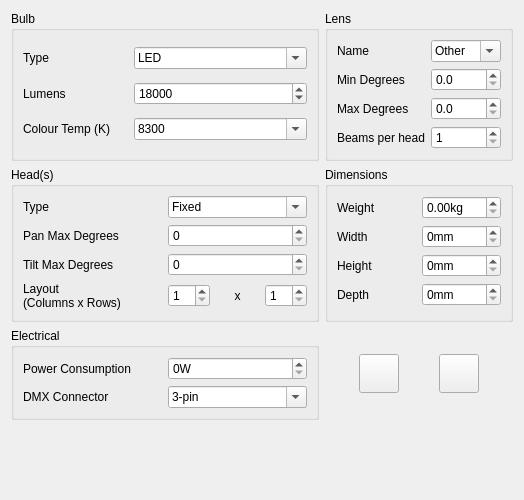
First picture: the form in fixtureeditor/editphysical.ui, repository sandinak/qlcconsole, before the edit.
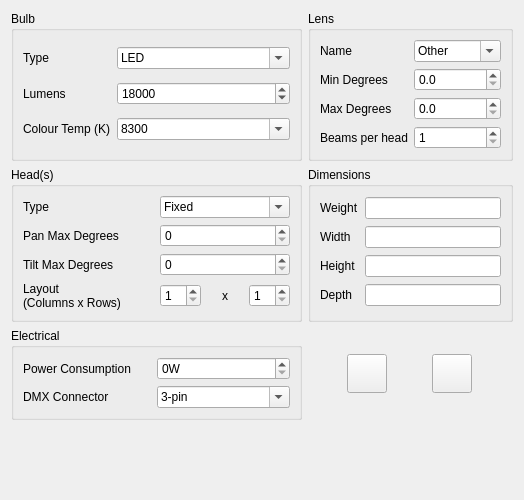
Second picture: the form after the edit. Icons and pictures are not drawn. Custom widgets are drawn as their Qt base class.

Commit message: Fixture sizes and weights in the person's own units

Diff of the .ui file:
```diff
--- a/fixtureeditor/editphysical.ui
+++ b/fixtureeditor/editphysical.ui
@@ -729,14 +729,7 @@
      </property>
      <layout class="QGridLayout" name="gridLayout_12">
       <item row="0" column="1">
-       <widget class="QDoubleSpinBox" name="m_weightSpin">
-        <property name="suffix">
-         <string>kg</string>
-        </property>
-        <property name="maximum">
-         <double>999.990000000000009</double>
-        </property>
-       </widget>
+       <widget class="MeasurementEdit" name="m_weightEdit"/>
       </item>
       <item row="1" column="0">
        <widget class="QLabel" name="m_widthLabel">
@@ -746,17 +739,7 @@
        </widget>
       </item>
       <item row="1" column="1">
-       <widget class="QSpinBox" name="m_widthSpin">
-        <property name="accelerated">
-         <bool>true</bool>
-        </property>
-        <property name="suffix">
-         <string>mm</string>
-        </property>
-        <property name="maximum">
-         <number>9999</number>
-        </property>
-       </widget>
+       <widget class="MeasurementEdit" name="m_widthEdit"/>
       </item>
       <item row="2" column="0">
        <widget class="QLabel" name="m_heightLabel">
@@ -766,17 +749,7 @@
        </widget>
       </item>
       <item row="2" column="1">
-       <widget class="QSpinBox" name="m_heightSpin">
-        <property name="accelerated">
-         <bool>true</bool>
-        </property>
-        <property name="suffix">
-         <string>mm</string>
-        </property>
-        <property name="maximum">
-         <number>9999</number>
-        </property>
-       </widget>
+       <widget class="MeasurementEdit" name="m_heightEdit"/>
       </item>
       <item row="3" column="0">
        <widget class="QLabel" name="m_depthLabel">
@@ -786,17 +759,7 @@
        </widget>
       </item>
       <item row="3" column="1">
-       <widget class="QSpinBox" name="m_depthSpin">
-        <property name="accelerated">
-         <bool>true</bool>
-        </property>
-        <property name="suffix">
-         <string>mm</string>
-        </property>
-        <property name="maximum">
-         <number>9999</number>
-        </property>
-       </widget>
+       <widget class="MeasurementEdit" name="m_depthEdit"/>
       </item>
       <item row="0" column="0">
        <widget class="QLabel" name="m_weightLabel">
@@ -823,6 +786,13 @@
    </item>
   </layout>
  </widget>
+ <customwidgets>
+  <customwidget>
+   <class>MeasurementEdit</class>
+   <extends>QLineEdit</extends>
+   <header>measurementedit.h</header>
+  </customwidget>
+ </customwidgets>
  <tabstops>
   <tabstop>m_bulbTypeCombo</tabstop>
   <tabstop>m_bulbLumensSpin</tabstop>
```
Left out of the diff: 8 changed lines with no effect on the pictures. The commit also changes 27 other files.
